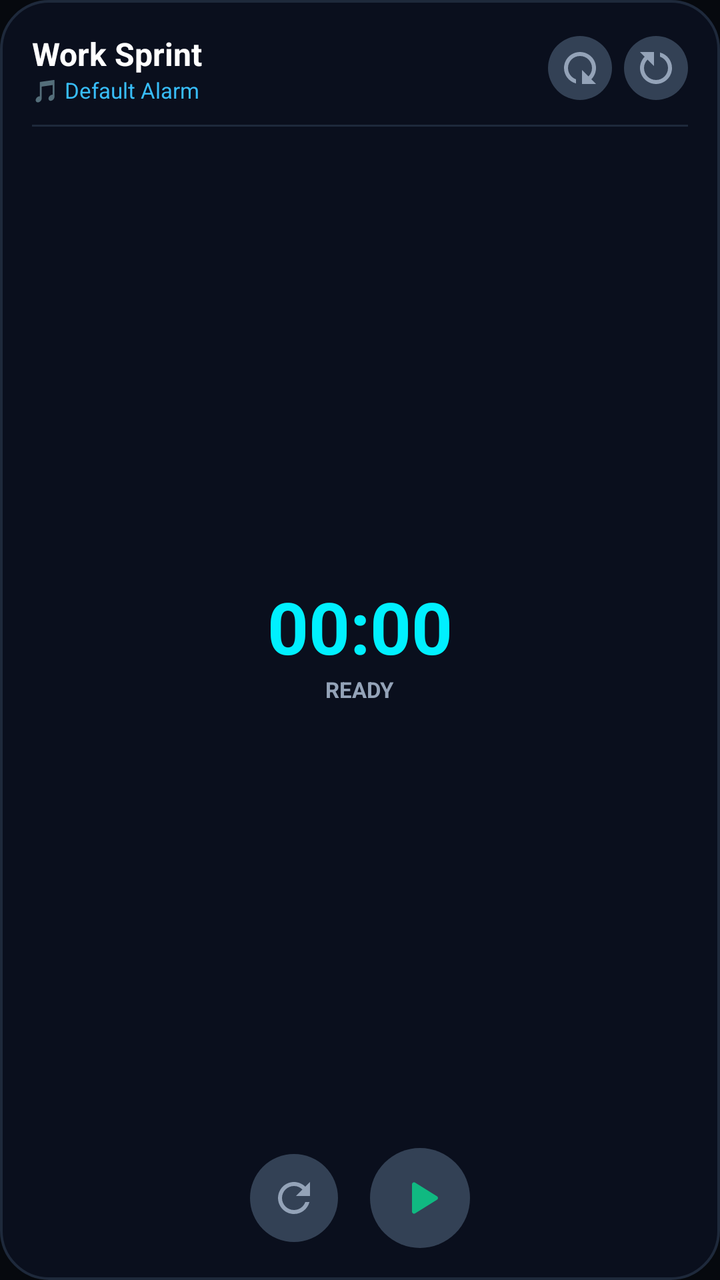
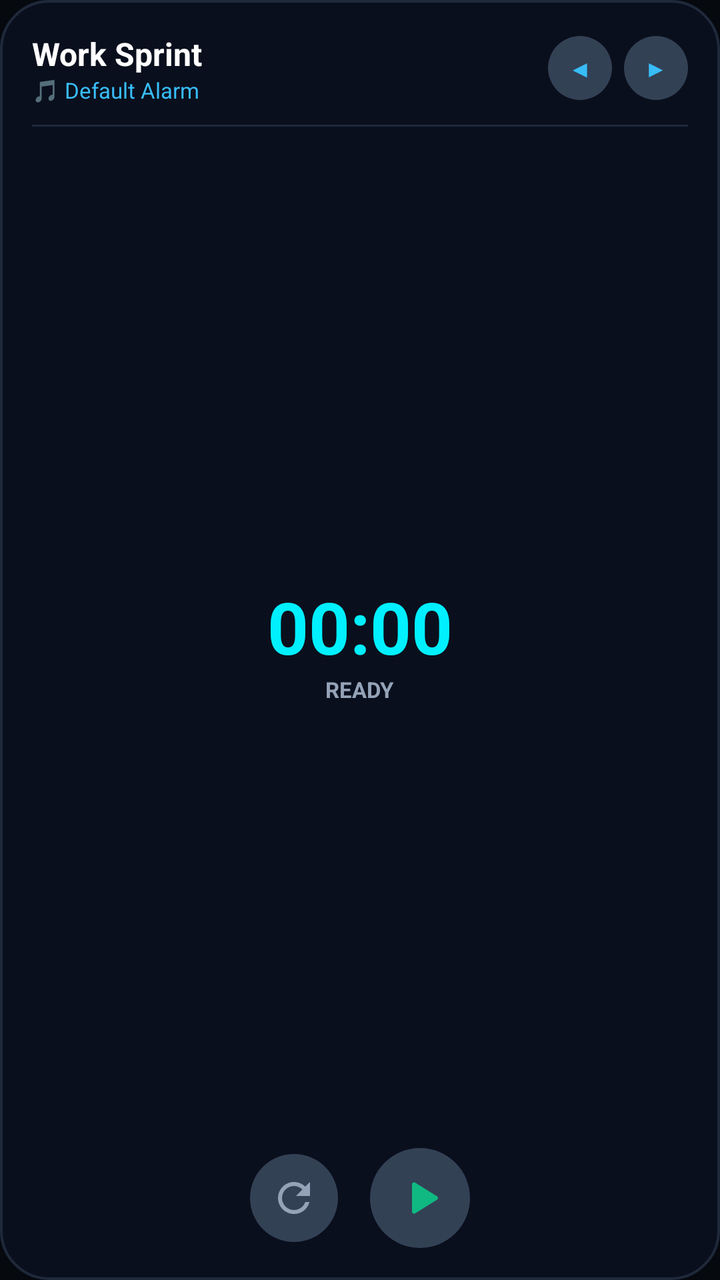

Two renders of the same Android screen: before a commit and after it. Below are the layout's source before the change and the commit's diff.
<!-- AndroidManifest.xml: application theme Theme.MultiTimer -->
<!-- res/layout/widget_single_timer.xml -->
<?xml version="1.0" encoding="utf-8"?>
<LinearLayout xmlns:android="http://schemas.android.com/apk/res/android"
    android:id="@+id/hero_widget_root"
    android:layout_width="match_parent"
    android:layout_height="match_parent"
    android:background="@drawable/widget_card_bg"
    android:orientation="vertical"
    android:padding="16dp">

    
    <LinearLayout
        android:layout_width="match_parent"
        android:layout_height="wrap_content"
        android:gravity="center_vertical"
        android:orientation="horizontal">

        <LinearLayout
            android:layout_width="0dp"
            android:layout_height="wrap_content"
            android:layout_weight="1"
            android:orientation="vertical">

            <TextView
                android:id="@+id/hero_timer_name"
                android:layout_width="wrap_content"
                android:layout_height="wrap_content"
                android:ellipsize="end"
                android:maxLines="1"
                android:text="Work Sprint"
                android:textColor="#FFFFFF"
                android:textSize="16sp"
                android:textStyle="bold" />

            <TextView
                android:id="@+id/hero_sound_name"
                android:layout_width="wrap_content"
                android:layout_height="wrap_content"
                android:text="🎵 Default Alarm"
                android:textColor="#38BDF8"
                android:textSize="11sp" />
        </LinearLayout>

        
        <ImageButton
            android:id="@+id/btn_hero_prev"
            android:layout_width="32dp"
            android:layout_height="32dp"
            android:background="@drawable/btn_action_bg"
            android:contentDescription="Previous Timer"
            android:src="@drawable/ic_reset"
            android:rotation="90"
            android:layout_marginEnd="6dp" />

        
        <ImageButton
            android:id="@+id/btn_hero_next"
            android:layout_width="32dp"
            android:layout_height="32dp"
            android:background="@drawable/btn_action_bg"
            android:contentDescription="Next Timer"
            android:src="@drawable/ic_reset"
            android:rotation="270" />
    </LinearLayout>

    <View
        android:layout_width="match_parent"
        android:layout_height="1dp"
        android:background="#1E293B"
        android:layout_marginTop="10dp"
        android:layout_marginBottom="12dp" />

    
    <LinearLayout
        android:layout_width="match_parent"
        android:layout_height="0dp"
        android:layout_weight="1"
        android:gravity="center"
        android:orientation="vertical">

        
        <Chronometer
            android:id="@+id/hero_chronometer"
            android:layout_width="wrap_content"
            android:layout_height="wrap_content"
            android:textColor="#00F0FF"
            android:textSize="36sp"
            android:textStyle="bold" />

        
        <TextView
            android:id="@+id/hero_timer_text"
            android:layout_width="wrap_content"
            android:layout_height="wrap_content"
            android:text="25:00"
            android:textColor="#00F0FF"
            android:textSize="36sp"
            android:textStyle="bold"
            android:visibility="gone" />

        <TextView
            android:id="@+id/hero_status_label"
            android:layout_width="wrap_content"
            android:layout_height="wrap_content"
            android:text="READY"
            android:textColor="#94A3B8"
            android:textSize="11sp"
            android:textStyle="bold" />
    </LinearLayout>

    
    <LinearLayout
        android:layout_width="match_parent"
        android:layout_height="wrap_content"
        android:gravity="center"
        android:orientation="horizontal"
        android:layout_marginTop="8dp">

        <ImageButton
            android:id="@+id/btn_hero_reset"
            android:layout_width="44dp"
            android:layout_height="44dp"
            android:background="@drawable/btn_action_bg"
            android:contentDescription="Reset"
            android:src="@drawable/ic_reset"
            android:layout_marginEnd="16dp" />

        <ImageButton
            android:id="@+id/btn_hero_play_pause"
            android:layout_width="50dp"
            android:layout_height="50dp"
            android:background="@drawable/btn_action_bg"
            android:contentDescription="Play or Pause"
            android:src="@drawable/ic_play" />
    </LinearLayout>

</LinearLayout>
<!-- resources referenced by this layout -->
<resources>
  <!-- drawable btn_action_bg (drawable) -->
  <?xml version="1.0" encoding="utf-8"?>
  <shape xmlns:android="http://schemas.android.com/apk/res/android"
      android:shape="oval">
      <solid android:color="#334155" />
      <size
          android:width="36dp"
          android:height="36dp" />
  </shape>
  <!-- drawable ic_play (drawable) -->
  <vector xmlns:android="http://schemas.android.com/apk/res/android"
      android:width="24dp"
      android:height="24dp"
      android:viewportWidth="24"
      android:viewportHeight="24">
      <path
          android:fillColor="#10B981"
          android:pathData="M8,5.14v13.72a1,1 0,0 0,1.52 0.86l11,-6.86a1,1 0,0 0,0 -1.72l-11,-6.86A1,1 0,0 0,8 5.14z"/>
  </vector>
  <!-- drawable ic_reset (drawable) -->
  <vector xmlns:android="http://schemas.android.com/apk/res/android"
      android:width="24dp"
      android:height="24dp"
      android:viewportWidth="24"
      android:viewportHeight="24">
      <path
          android:fillColor="#94A3B8"
          android:pathData="M17.65,6.35C16.2,4.9 14.21,4 12,4c-4.42,0 -7.99,3.58 -7.99,8s3.57,8 7.99,8c3.73,0 6.84,-2.55 7.73,-6h-2.08c-0.82,2.33 -3.04,4 -5.65,4 -3.31,0 -6,-2.69 -6,-6s2.69,-6 6,-6c1.66,0 3.14,0.69 4.22,1.78L13,11h7V4l-2.35,2.35z"/>
  </vector>
  <!-- drawable widget_card_bg (drawable) -->
  <shape xmlns:android="http://schemas.android.com/apk/res/android"
      android:shape="rectangle">
      <solid android:color="#0A0F1D" />
      <corners android:radius="24dp" />
      <stroke
          android:width="1.2dp"
          android:color="#1E293B" />
  </shape>
  <style name="Theme.MultiTimer" parent="Theme.Material3.Dark.NoActionBar">
          <item name="colorPrimary">@color/primary</item>
          <item name="colorSecondary">@color/accent</item>
          <item name="android:statusBarColor">@color/bg_dark</item>
          <item name="android:windowBackground">@color/bg_dark</item>
      </style>
  <color name="primary">#38BDF8</color>
  <color name="accent">#10B981</color>
  <color name="bg_dark">#06090E</color>
</resources>

<!-- the commit's change to res/layout/widget_single_timer.xml (unified diff, before → after) -->
@@ -41,28 +41,30 @@
         </LinearLayout>
 
         
-        <ImageButton
+        <TextView
             android:id="@+id/btn_hero_prev"
             android:layout_width="32dp"
             android:layout_height="32dp"
             android:background="@drawable/btn_action_bg"
-            android:contentDescription="Previous Timer"
-            android:src="@drawable/ic_reset"
-            android:rotation="90"
+            android:gravity="center"
+            android:text="◀"
+            android:textColor="#38BDF8"
+            android:textSize="12sp"
             android:layout_marginEnd="6dp" />
 
         
-        <ImageButton
+        <TextView
             android:id="@+id/btn_hero_next"
             android:layout_width="32dp"
             android:layout_height="32dp"
             android:background="@drawable/btn_action_bg"
-            android:contentDescription="Next Timer"
-            android:src="@drawable/ic_reset"
-            android:rotation="270" />
+            android:gravity="center"
+            android:text="▶"
+            android:textColor="#38BDF8"
+            android:textSize="12sp" />
     </LinearLayout>
 
-    <View
+    <FrameLayout
         android:layout_width="match_parent"
         android:layout_height="1dp"
         android:background="#1E293B"
